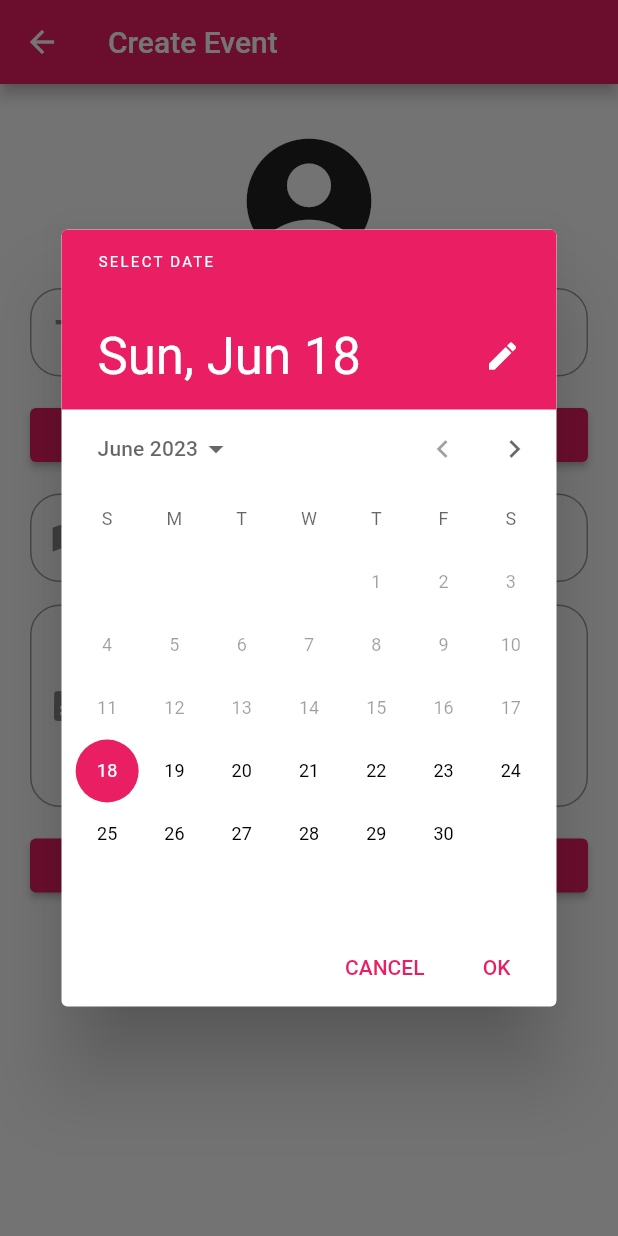
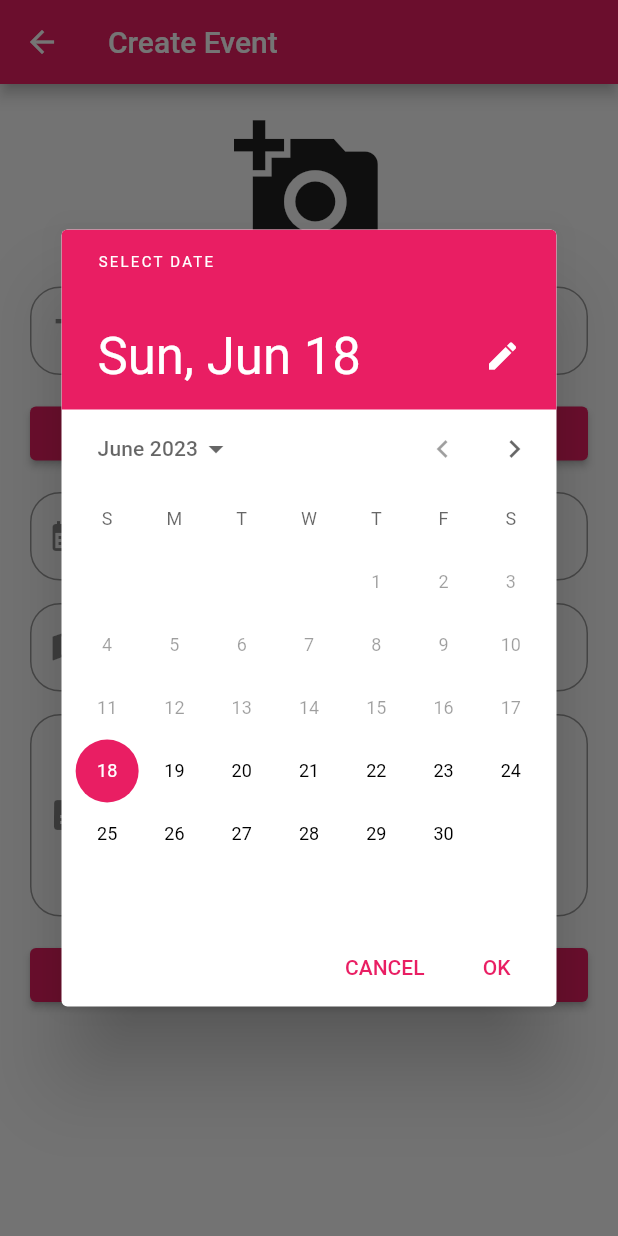
Before and after one commit to 2023-CS350/HobbyHive, a Flutter app: the CreateEventPage screen opened directly, after a tap on "Select Date", on a phone screen of 412 x 824 dp. Run offline on Flutter 3.47's test engine with Material 2 defaults, Android fonts, the phone set to English and light mode, and no system bars; our stand-ins replace cloud_firestore, firebase_auth, firebase_core, firebase_storage, image_picker, swipe_cards; accounts and stored records are empty.

```diff
--- a/lib/pages/create_event_page.dart
+++ b/lib/pages/create_event_page.dart
@@ -1,4 +1,9 @@
+import 'dart:io';
+import 'package:firebase_storage/firebase_storage.dart' as firebase_storage;
+import 'package:firebase_core/firebase_core.dart';
+import 'package:cloud_firestore/cloud_firestore.dart';
 import 'package:flutter/material.dart';
+import 'package:hobby_hive/widgets/loading_indicator.dart';
 import 'package:image_picker/image_picker.dart';
 
 class CreateEventPage extends StatefulWidget {
@@ -9,23 +14,54 @@ class CreateEventPage extends StatefulWidget {
 }
 
 class _CreateEventPageState extends State<CreateEventPage> {
+  bool _isLoading = false;
+  var _image = null;
+  DateTime? _selectedDate = DateTime.now();
+  TextEditingController _eventNameController = TextEditingController();
+
+  TextEditingController _dateController = TextEditingController();
+  TextEditingController _locationController = TextEditingController();
+  TextEditingController _descriptionController = TextEditingController();
+
   @override
   Widget build(BuildContext context) {
     return Scaffold(
       appBar: AppBar(
         title: const Text('Create Event'),
       ),
-      body: Padding(
+      body: _isLoading
+          ? LoadingIndicator()
+          : Padding(
               padding: const EdgeInsets.all(20.0),
               child: Column(
                 crossAxisAlignment: CrossAxisAlignment.stretch,
                 children: [
-            IconButton(
-              icon: const Icon(Icons.account_circle),
-              onPressed: () => _getPhotoLibraryImage(),
-              iconSize: 100,
+                  InkWell(
+                    onTap: _getPhotoLibraryImage,
+                    child: Container(
+                      width: 100,
+                      height: 100,
+                      // decoration: BoxDecoration(
+                      //   boxShadow: [
+                      //               BoxShadow(
+                      //                 color: Colors.grey.withOpacity(0.9),
+                      //                 spreadRadius: 5,
+                      //                 blurRadius: 7,
+                      //                 offset: Offset(0, 3), // 그림자 위치
+                      //               ),
+                      //             ],
+                      // ),
+                      child: _image == null
+                          ? Icon(
+                              Icons.add_a_photo,
+                              size: 100,
+                            )
+                          : Image.file(_image!),
                     ),
+                  ),
+                  const SizedBox(height: 15),
                   TextField(
+                    controller: _eventNameController,
                     decoration: InputDecoration(
                       prefixIcon: const Icon(Icons.title), // 이벤트 아이콘 추가
                       hintText: 'Event Name',
@@ -41,19 +77,37 @@ class _CreateEventPageState extends State<CreateEventPage> {
                   ElevatedButton(
                     child: const Text("Select Date"),
                     onPressed: () async {
-                final selectedDate = await showDatePicker(
+                      _selectedDate = await showDatePicker(
                         context: context,
                         initialDate: DateTime.now(),
                         firstDate: DateTime.now(),
                         lastDate: DateTime.now().add(const Duration(days: 365)),
                       );
-                if (selectedDate != null) {
-                  // todo
+                      if (_selectedDate != null) {
+                        _dateController.text =
+                            _selectedDate.toString().split(' ')[0];
                       }
                     },
                   ),
                   const SizedBox(height: 15),
                   TextField(
+                    readOnly: true,
+                    controller: _dateController,
+                    decoration: InputDecoration(
+                      prefixIcon: const Icon(Icons.calendar_month), // 지도 아이콘 추가
+                      hintText: 'Date',
+
+                      border: OutlineInputBorder(
+                        borderRadius: BorderRadius.circular(20.0),
+                        borderSide: const BorderSide(
+                          color: Colors.white, // 테두리 색상을 흰색으로 설정
+                        ),
+                      ),
+                    ),
+                  ),
+                  const SizedBox(height: 15),
+                  TextField(
+                    controller: _locationController,
                     decoration: InputDecoration(
                       prefixIcon: const Icon(Icons.map), // 지도 아이콘 추가
                       hintText: 'Location',
@@ -67,6 +121,7 @@ class _CreateEventPageState extends State<CreateEventPage> {
                   ),
                   const SizedBox(height: 15),
                   TextField(
+                    controller: _descriptionController,
                     keyboardType: TextInputType.multiline,
                     maxLines: 5,
                     decoration: InputDecoration(
@@ -83,8 +138,44 @@ class _CreateEventPageState extends State<CreateEventPage> {
                   const SizedBox(height: 15),
                   ElevatedButton(
                     child: const Text('Create'),
-              onPressed: () {
-                // Add your logic for creating the event here
+                    onPressed: () async {
+                      final FirebaseFirestore firestore =
+                          FirebaseFirestore.instance;
+                      CollectionReference events =
+                          firestore.collection('events');
+                      setState(() {
+                        _isLoading = true;
+                      });
+
+                      try {
+                        await firebase_storage.FirebaseStorage.instance
+                            .ref('uploads/file-to-upload.png')
+                            .putFile(_image);
+
+                        // 업로드된 파일의 URL 얻어오기
+                        String downloadURL = await firebase_storage.FirebaseStorage.instance
+                            .ref('uploads/file-to-upload.png')
+                            .getDownloadURL();
+
+                        print(downloadURL);  // 파일의 URL을 출력
+                      } on FirebaseException catch (e) {
+                        // 업로드 또는 URL 얻어오기 중에 발생한 에러 처리
+                        print(e);
+                      }
+                      await events.add({
+                        'event_name': _eventNameController.text,
+                        'address': _locationController.text,
+                        'description': _descriptionController.text,
+                        'date': _selectedDate, // 현재 시간을 Timestamp로 저장
+                      }).then((value) {
+                        print("이벤트가 추가되었습니다.");
+                        Navigator.pop(context);
+                      }).catchError(
+                        (error) => print("문서 추가 중 오류가 발생했습니다: $error"),
+                      );
+                      setState(() {
+                        _isLoading = false;
+                      });
                     },
                   ),
                 ],
@@ -94,11 +185,12 @@ class _CreateEventPageState extends State<CreateEventPage> {
   }
 
   _getPhotoLibraryImage() async {
-    final pickedFile =
+    final pickedImage =
         await ImagePicker().pickImage(source: ImageSource.gallery);
-    if (pickedFile != null) {
+
+    if (pickedImage != null) {
       setState(() {
-        //todo
+        _image = File(pickedImage.path);
       });
     }
   }
--- a/pubspec.yaml
+++ b/pubspec.yaml
@@ -39,6 +39,8 @@ dependencies:
   firebase_auth: ^4.6.1
   image_picker: ^0.8.7+5
   swipe_cards: ^2.0.0+1
+  firebase_storage: ^11.2.3
+  cloud_firestore: ^4.7.1
 
 dev_dependencies:
   flutter_test:
@@ -51,7 +53,7 @@ dev_dependencies:
   # rules and activating additional ones.
   flutter_lints: ^2.0.0
   firebase_core: ^2.13.0
-  cloud_firestore: ^4.7.1
+
 
 
 # For information on the generic Dart part of this file, see the
```
Also changed, not shown: lib/pages/main_page.dart (+7 -1 lines), firebase.json, pubspec.lock, 8 other files. Lines whose indentation alone changed are shown as unchanged.
